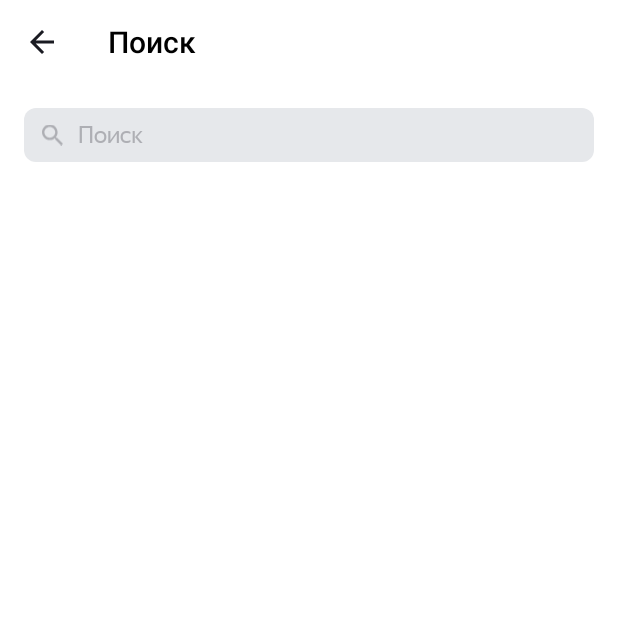
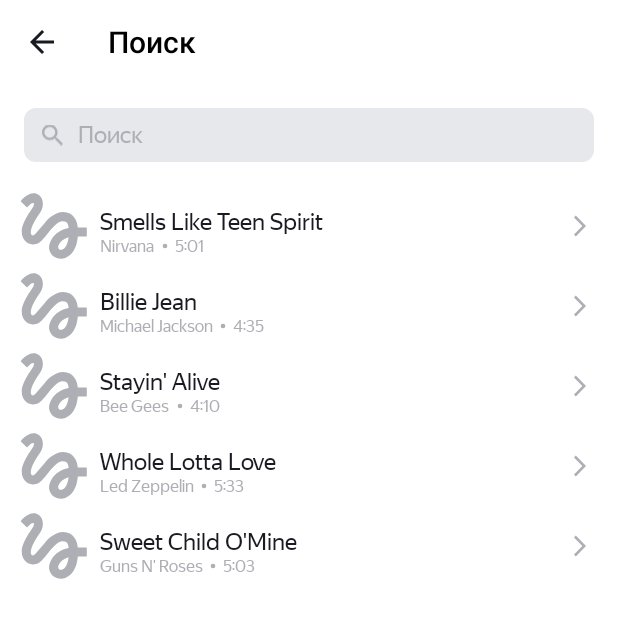
Before and after one commit to AndreyGurinV/playlistmaker, an Android app: the FindActivity screen opened directly, with no data from a screen before it, on a phone screen of 412 x 824 dp. Shown: the top 618 px of the screen. Run offline under Robolectric (Android 15) with nearby library versions, the phone set to English and light mode, and no system bars; pictures from the network do not load.

Commit message:
Домашнее задание по спринту 10

```diff
--- a/app/build.gradle.kts
+++ b/app/build.gradle.kts
@@ -45,4 +45,8 @@ dependencies {
     testImplementation(libs.junit)
     androidTestImplementation(libs.androidx.junit)
     androidTestImplementation(libs.androidx.espresso.core)
+    implementation("com.google.android.material:material:1.6.1")
+    implementation("com.github.bumptech.glide:glide:4.14.2")
+    annotationProcessor("com.github.bumptech.glide:compiler:4.14.2")
+
 }
--- a/app/src/main/AndroidManifest.xml
+++ b/app/src/main/AndroidManifest.xml
@@ -1,6 +1,7 @@
 <?xml version="1.0" encoding="utf-8"?>
 <manifest xmlns:android="http://schemas.android.com/apk/res/android"
     xmlns:tools="http://schemas.android.com/tools">
+    <uses-permission android:name="android.permission.INTERNET"/>
 
     <application
         android:allowBackup="true"
--- a/app/src/main/java/com/example/playlistmaker/FindActivity.kt
+++ b/app/src/main/java/com/example/playlistmaker/FindActivity.kt
@@ -15,9 +15,13 @@ import androidx.activity.enableEdgeToEdge
 import androidx.appcompat.app.AppCompatActivity
 import androidx.core.view.ViewCompat
 import androidx.core.view.WindowInsetsCompat
+import androidx.recyclerview.widget.LinearLayoutManager
+import androidx.recyclerview.widget.RecyclerView
 
 class FindActivity : AppCompatActivity() {
     private var searchText: String = SEARCH_TEXT_DEF
+    private var trackList = initTrackList()
+    lateinit var adapter: TracksAdapter
     companion object {
         const val SEARCH_TEXT = "SEARCH_TEXT"
         const val SEARCH_TEXT_DEF = ""
@@ -59,6 +63,15 @@ class FindActivity : AppCompatActivity() {
             }
         }
         inputEditText.addTextChangedListener(simpleTextWatcher)
+
+        val recyclerView = findViewById<RecyclerView>(R.id.recyclerView)
+        recyclerView.layoutManager = LinearLayoutManager(this)
+
+
+
+        adapter = TracksAdapter(trackList)
+        recyclerView.adapter = adapter
+
     }
 
     private fun clearButtonVisibility(s: CharSequence?): Int {
@@ -87,4 +100,38 @@ class FindActivity : AppCompatActivity() {
             }
         }
     }
+
+    private fun initTrackList() :ArrayList<Track> =
+        arrayListOf(
+            Track(
+                "Smells Like Teen Spirit",
+                "Nirvana",
+                "5:01",
+                "https://is5-ssl.mzstatic.com/image/thumb/Music115/v4/7b/58/c2/7b58c21a-2b51-2bb2-e59a-9bb9b96ad8c3/00602567924166.rgb.jpg/100x100bb.jpg"
+            ),
+            Track(
+                "Billie Jean",
+                "Michael Jackson",
+                "4:35",
+                "https://is5-ssl.mzstatic.com/image/thumb/Music125/v4/3d/9d/38/3d9d3811-71f0-3a0e-1ada-3004e56ff852/827969428726.jpg/100x100bb.jpg"
+            ),
+            Track(
+                "Stayin' Alive",
+                "Bee Gees",
+                "4:10",
+                "https://is4-ssl.mzstatic.com/image/thumb/Music115/v4/1f/80/1f/1f801fc1-8c0f-ea3e-d3e5-387c6619619e/16UMGIM86640.rgb.jpg/100x100bb.jpg"
+            ),
+            Track(
+                "Whole Lotta Love",
+                "Led Zeppelin",
+                "5:33",
+                "https://is2-ssl.mzstatic.com/image/thumb/Music62/v4/7e/17/e3/7e17e33f-2efa-2a36-e916-7f808576cf6b/mzm.fyigqcbs.jpg/100x100bb.jpg"
+            ),
+            Track(
+                "Sweet Child O'Mine",
+                "Guns N' Roses",
+                "5:03",
+                "https://is5-ssl.mzstatic.com/image/thumb/Music125/v4/a0/4d/c4/a04dc484-03cc-02aa-fa82-5334fcb4bc16/18UMGIM24878.rgb.jpg/100x100bb.jpg"
+            ),
+        )
 }
--- /dev/null
+++ b/app/src/main/java/com/example/playlistmaker/Track.kt
@@ -0,0 +1,8 @@
+package com.example.playlistmaker
+
+class Track (
+    var trackName: String, // Название композиции
+    var artistName: String, // Имя исполнителя
+    var trackTime: String, // Продолжительность трека
+    var albumImageUrl: String, // Ссылка на изображение обложки
+)
--- /dev/null
+++ b/app/src/main/java/com/example/playlistmaker/TracksAdapter.kt
@@ -0,0 +1,24 @@
+package com.example.playlistmaker
+
+import android.view.LayoutInflater
+import android.view.ViewGroup
+import androidx.recyclerview.widget.RecyclerView
+
+class TracksAdapter(
+    private val items: List<Track>,
+) : RecyclerView.Adapter<TracksViewHolder> () {
+
+    override fun onCreateViewHolder(parent: ViewGroup, viewType: Int): TracksViewHolder {
+        val view = LayoutInflater.from(parent.context).inflate(R.layout.track_item, parent, false)
+        return TracksViewHolder(view)
+    }
+
+    override fun onBindViewHolder(holder: TracksViewHolder, position: Int) {
+        holder.bind(items[position])
+    }
+
+    override fun getItemCount(): Int {
+        return items.size
+    }
+
+}
--- /dev/null
+++ b/app/src/main/java/com/example/playlistmaker/TracksViewHolder.kt
@@ -0,0 +1,28 @@
+package com.example.playlistmaker
+
+import android.view.View
+import android.widget.ImageView
+import android.widget.TextView
+import androidx.recyclerview.widget.RecyclerView
+import com.bumptech.glide.Glide
+import com.bumptech.glide.load.resource.bitmap.RoundedCorners
+
+class TracksViewHolder(itemView: View): RecyclerView.ViewHolder(itemView) {
+
+    private val trackName: TextView = itemView.findViewById(R.id.trackName)
+    private val trackTime: TextView = itemView.findViewById(R.id.trackTime)
+    private val artistName: TextView = itemView.findViewById(R.id.artistName)
+    private val albumImage: ImageView = itemView.findViewById(R.id.albumImage)
+
+    fun bind(track: Track) {
+        Glide.with(albumImage)
+            .load(track.albumImageUrl)
+            .placeholder(R.drawable.default_album_icon)
+            .fitCenter()
+            .transform(RoundedCorners(2))
+            .into(albumImage)
+        trackName.text = track.trackName
+        artistName.text = track.artistName
+        trackTime.text = track.trackTime
+    }
+}
--- a/app/src/main/res/drawable/agreement_icon.xml
+++ b/app/src/main/res/drawable/agreement_icon.xml
@@ -5,5 +5,5 @@
     android:viewportHeight="24">
   <path
       android:pathData="M8,17.749L9.213,19L16,12L9.213,5L8,6.252L13.573,12L8,17.749Z"
-      android:fillColor="#AEAFB4"/>
+      android:fillColor="?attr/colorSecondary"/>
 </vector>
--- /dev/null
+++ b/app/src/main/res/drawable/default_album_icon.xml
@@ -0,0 +1,9 @@
+<vector xmlns:android="http://schemas.android.com/apk/res/android"
+    android:width="35dp"
+    android:height="35dp"
+    android:viewportWidth="35"
+    android:viewportHeight="35">
+  <path
+      android:pathData="M3.606,7.919C4.919,6.588 6.231,5.387 6.813,5.631C7.75,6.006 6.813,7.563 6.25,8.481C5.781,9.269 0.888,15.775 0.888,20.313C0.888,22.712 1.788,24.7 3.4,25.9C4.806,26.95 6.663,27.269 8.35,26.763C10.356,26.181 12.006,24.138 14.087,21.569C16.356,18.775 19.394,15.119 21.737,15.119C24.794,15.119 24.831,17.013 25.038,18.475C17.95,19.675 14.95,25.356 14.95,28.544C14.95,31.731 17.65,34.338 20.969,34.338C24.025,34.338 29.013,31.844 29.763,22.9H34.375V18.212H29.744C29.462,15.119 27.7,10.337 22.188,10.337C17.969,10.337 14.35,13.919 12.925,15.663C11.837,17.031 9.063,20.313 8.631,20.763C8.163,21.325 7.356,22.337 6.55,22.337C5.706,22.337 5.2,20.781 5.875,18.737C6.531,16.694 8.5,13.375 9.344,12.137C10.806,10 11.781,8.538 11.781,5.988C11.781,1.919 8.706,0.625 7.075,0.625C4.6,0.625 2.444,2.5 1.975,2.969C1.3,3.644 0.738,4.206 0.325,4.713L3.606,7.919ZM21.025,29.781C20.444,29.781 19.638,29.294 19.638,28.431C19.638,27.306 21.006,24.306 25.019,23.256C24.456,28.3 22.337,29.781 21.025,29.781Z"
+      android:fillColor="#AEAFB4"/>
+</vector>
--- /dev/null
+++ b/app/src/main/res/drawable/point_icon.xml
@@ -0,0 +1,9 @@
+<vector xmlns:android="http://schemas.android.com/apk/res/android"
+    android:width="13dp"
+    android:height="13dp"
+    android:viewportWidth="13"
+    android:viewportHeight="13">
+  <path
+      android:pathData="M6.5,6.5m-1.5,0a1.5,1.5 0,1 1,3 0a1.5,1.5 0,1 1,-3 0"
+      android:fillColor="?attr/colorSecondary"/>
+</vector>
--- a/app/src/main/res/drawable/rounded_edittext.xml
+++ b/app/src/main/res/drawable/rounded_edittext.xml
@@ -3,7 +3,7 @@
     android:shape="rectangle"
     android:padding="10dp">
 
-    <solid android:color="?attr/colorSecondary" />
+    <solid android:color="?attr/colorSecondaryVariant" />
     <corners
         android:radius="8dp" />
 </shape>
--- a/app/src/main/res/drawable/share_icon.xml
+++ b/app/src/main/res/drawable/share_icon.xml
@@ -5,5 +5,5 @@
     android:viewportHeight="24">
   <path
       android:pathData="M17.333,15.723C16.658,15.723 16.053,15.994 15.591,16.419L9.253,12.669C9.298,12.461 9.333,12.253 9.333,12.036C9.333,11.819 9.298,11.611 9.253,11.404L15.52,7.69C16,8.142 16.631,8.422 17.333,8.422C18.809,8.422 20,7.211 20,5.711C20,4.211 18.809,3 17.333,3C15.858,3 14.667,4.211 14.667,5.711C14.667,5.928 14.702,6.136 14.747,6.343L8.48,10.057C8,9.605 7.369,9.325 6.667,9.325C5.191,9.325 4,10.536 4,12.036C4,13.536 5.191,14.747 6.667,14.747C7.369,14.747 8,14.467 8.48,14.015L14.809,17.774C14.764,17.964 14.738,18.163 14.738,18.361C14.738,19.816 15.902,21 17.333,21C18.764,21 19.929,19.816 19.929,18.361C19.929,16.907 18.764,15.723 17.333,15.723Z"
-      android:fillColor="#AEAFB4"/>
+      android:fillColor="?attr/colorSecondary"/>
 </vector>
--- a/app/src/main/res/drawable/support_icon.xml
+++ b/app/src/main/res/drawable/support_icon.xml
@@ -5,14 +5,14 @@
     android:viewportHeight="24">
   <path
       android:pathData="M21,12.32C21,6.83 16.74,3.1 12,3.1C7.31,3.1 3,6.75 3,12.38C2.4,12.72 2,13.36 2,14.1V16.1C2,17.2 2.9,18.1 4,18.1H5V12C5,8.13 8.13,5 12,5C15.87,5 19,8.13 19,12V19.1H11V21.1H19C20.1,21.1 21,20.2 21,19.1V17.88C21.59,17.57 22,16.96 22,16.24V13.94C22,13.24 21.59,12.63 21,12.32Z"
-      android:fillColor="#AEAFB4"/>
+      android:fillColor="?attr/colorSecondary"/>
   <path
       android:pathData="M9,14.1C9.552,14.1 10,13.652 10,13.1C10,12.548 9.552,12.1 9,12.1C8.448,12.1 8,12.548 8,13.1C8,13.652 8.448,14.1 9,14.1Z"
-      android:fillColor="#AEAFB4"/>
+      android:fillColor="?attr/colorSecondary"/>
   <path
       android:pathData="M15,14.1C15.552,14.1 16,13.652 16,13.1C16,12.548 15.552,12.1 15,12.1C14.448,12.1 14,12.548 14,13.1C14,13.652 14.448,14.1 15,14.1Z"
-      android:fillColor="#AEAFB4"/>
+      android:fillColor="?attr/colorSecondary"/>
   <path
       android:pathData="M18,11.13C17.52,8.28 15.04,6.1 12.05,6.1C9.02,6.1 5.76,8.61 6.02,12.55C8.49,11.54 10.35,9.34 10.88,6.66C12.19,9.29 14.88,11.1 18,11.13Z"
-      android:fillColor="#AEAFB4"/>
+      android:fillColor="?attr/colorSecondary"/>
 </vector>
--- a/app/src/main/res/layout/activity_find.xml
+++ b/app/src/main/res/layout/activity_find.xml
@@ -50,4 +50,10 @@
             android:visibility="gone"
             />
     </FrameLayout>
+    <androidx.recyclerview.widget.RecyclerView
+        android:id="@+id/recyclerView"
+        android:layout_width="match_parent"
+        android:layout_height="match_parent"
+        app:layoutManager="androidx.recyclerview.widget.LinearLayoutManager"/>
+
 </LinearLayout>
--- /dev/null
+++ b/app/src/main/res/layout/track_item.xml
@@ -0,0 +1,75 @@
+<?xml version="1.0" encoding="utf-8"?>
+<LinearLayout
+    xmlns:android="http://schemas.android.com/apk/res/android"
+    android:layout_width="match_parent"
+    android:layout_height="wrap_content"
+    android:orientation="horizontal"
+    >
+
+    <ImageView
+        android:id="@+id/albumImage"
+        android:layout_width="@dimen/album_image_size"
+        android:layout_height="@dimen/album_image_size"
+        android:layout_marginStart="@dimen/margin_album_13"
+        android:layout_marginTop="@dimen/margin_album_4"
+        android:layout_marginBottom="@dimen/margin_album_4"
+        android:src="@drawable/default_album_icon"
+        />
+
+    <LinearLayout
+        android:layout_width="match_parent"
+        android:layout_height="wrap_content"
+        android:layout_weight="1"
+        android:orientation="vertical"
+        >
+
+        <TextView
+            android:id="@+id/trackName"
+            android:layout_width="match_parent"
+            android:layout_height="wrap_content"
+            android:paddingStart="@dimen/icon_padding"
+            android:layout_marginTop="@dimen/margin_text_14"
+            android:gravity="start"
+            android:text="No Reply"
+            android:maxLines="1"
+            android:layout_gravity="start"
+            android:textColor="?attr/colorPrimary"
+            style="@style/TrackNameTextStyle"
+            android:ellipsize="end"
+            />
+
+        <LinearLayout
+            android:layout_width="wrap_content"
+            android:layout_height="wrap_content"
+            android:orientation="horizontal">
+            <TextView
+                android:id="@+id/artistName"
+                android:paddingStart="@dimen/icon_padding"
+                android:text="No reply"
+                android:maxLines="1"
+                android:ellipsize="end"
+                style="@style/TrackInfoTextStyle"/>
+            <ImageView
+                android:layout_width="wrap_content"
+                android:layout_height="wrap_content"
+                android:layout_gravity="center_vertical"
+                android:src="@drawable/point_icon"
+                />
+            <TextView
+                android:id="@+id/trackTime"
+                android:text="0:00"
+                style="@style/TrackInfoTextStyle"/>
+
+        </LinearLayout>
+    </LinearLayout>
+
+    <ImageView
+        android:id="@+id/rightImage"
+        android:layout_width="@dimen/image_width"
+        android:layout_height="@dimen/image_height"
+        android:layout_marginEnd="@dimen/margin_album_13"
+        android:layout_gravity="center_vertical"
+        android:gravity="end"
+        android:src="@drawable/agreement_icon"
+        android:background="?attr/selectableItemBackgroundBorderless" />
+</LinearLayout>
--- a/app/src/main/res/values-night/styles.xml
+++ b/app/src/main/res/values-night/styles.xml
@@ -55,5 +55,19 @@
         <item name="android:layout_height">match_parent</item>
         <item name="android:src">@drawable/dark_mode_clear_icon2</item>
     </style>
+    <style name="TrackNameTextStyle">
+        <item name="android:textSize">@dimen/setttings_menu_items_font_size</item>
+        <item name="android:fontFamily">@font/ys_display_regular</item>
+        <item name="android:textFontWeight">400</item>
+        <item name="android:textColor">@color/white</item>
+    </style>
+    <style name="TrackInfoTextStyle">
+        <item name="android:layout_width">wrap_content</item>
+        <item name="android:layout_height">wrap_content</item>
+        <item name="android:textSize">@dimen/track_info_font_size</item>
+        <item name="android:fontFamily">@font/ys_display_regular</item>
+        <item name="android:textFontWeight">400</item>
+        <item name="android:textColor">@color/white</item>
+    </style>
 
 </resources>
--- a/app/src/main/res/values-night/themes.xml
+++ b/app/src/main/res/values-night/themes.xml
@@ -4,6 +4,7 @@
         <!-- Customize your dark theme here. -->
         <item name="colorPrimary">@color/button_text_night</item>
         <item name="colorSecondary">@color/white</item>
+        <item name="colorSecondaryVariant">@color/white</item>
         <item name="colorPrimaryVariant">@color/black</item>
         <item name="colorControlActivated">@color/yp_blue</item>
         <item name="colorOnBackground">@color/back_night</item>
--- a/app/src/main/res/values/dimens.xml
+++ b/app/src/main/res/values/dimens.xml
@@ -3,11 +3,16 @@
     <dimen name="corners">16dp</dimen>
     <dimen name="icon_padding">8dp</dimen>
     <dimen name="setttings_menu_items_height">61dp</dimen>
+    <dimen name="track_info_font_size">11sp</dimen>
     <dimen name="setttings_menu_items_font_size">16sp</dimen>
     <dimen name="title_font_size">22sp</dimen>
     <dimen name="margins">16dp</dimen>
     <dimen name="image_width">24dp</dimen>
     <dimen name="image_height">24dp</dimen>
+    <dimen name="album_image_size">45dp</dimen>
+    <dimen name="margin_album_4">4dp</dimen>
+    <dimen name="margin_album_13">13dp</dimen>
+    <dimen name="margin_text_14">14dp</dimen>
     <dimen name="find_edit_text_h_padding">36dp</dimen>
     <dimen name="find_images_padding">12dp</dimen>
 </resources>
--- a/app/src/main/res/values/styles.xml
+++ b/app/src/main/res/values/styles.xml
@@ -55,4 +55,18 @@
         <item name="android:layout_height">match_parent</item>
         <item name="android:src">@drawable/clear_icon2</item>
     </style>
+    <style name="TrackNameTextStyle">
+        <item name="android:textSize">@dimen/setttings_menu_items_font_size</item>
+        <item name="android:fontFamily">@font/ys_display_regular</item>
+        <item name="android:textFontWeight">400</item>
+        <item name="android:textColor">@color/text_grey</item>
+    </style>
+    <style name="TrackInfoTextStyle">
+        <item name="android:layout_width">wrap_content</item>
+        <item name="android:layout_height">wrap_content</item>
+        <item name="android:textSize">@dimen/track_info_font_size</item>
+        <item name="android:fontFamily">@font/ys_display_regular</item>
+        <item name="android:textFontWeight">400</item>
+        <item name="android:textColor">@color/text_grey</item>
+    </style>
 </resources>
--- a/app/src/main/res/values/themes.xml
+++ b/app/src/main/res/values/themes.xml
@@ -4,9 +4,11 @@
         <!-- Customize your light theme here. -->
 <!--        <item name="android:background">@color/white</item>-->
          <item name="colorPrimary">@color/button_text</item>
-         <item name="colorSecondary">@color/grey</item>
+<!--         <item name="colorSecondary">@color/grey</item>-->
+         <item name="colorSecondary">@color/text_grey</item>
         <item name="colorOnBackground">@color/white</item>
         <item name="colorPrimaryVariant">@color/back</item>
+        <item name="colorSecondaryVariant">@color/grey</item>
         <item name="colorControlActivated">@color/yp_blue</item>
 
     </style>
```
Also changed, not shown: build.gradle.kts (line endings or trailing spaces).
